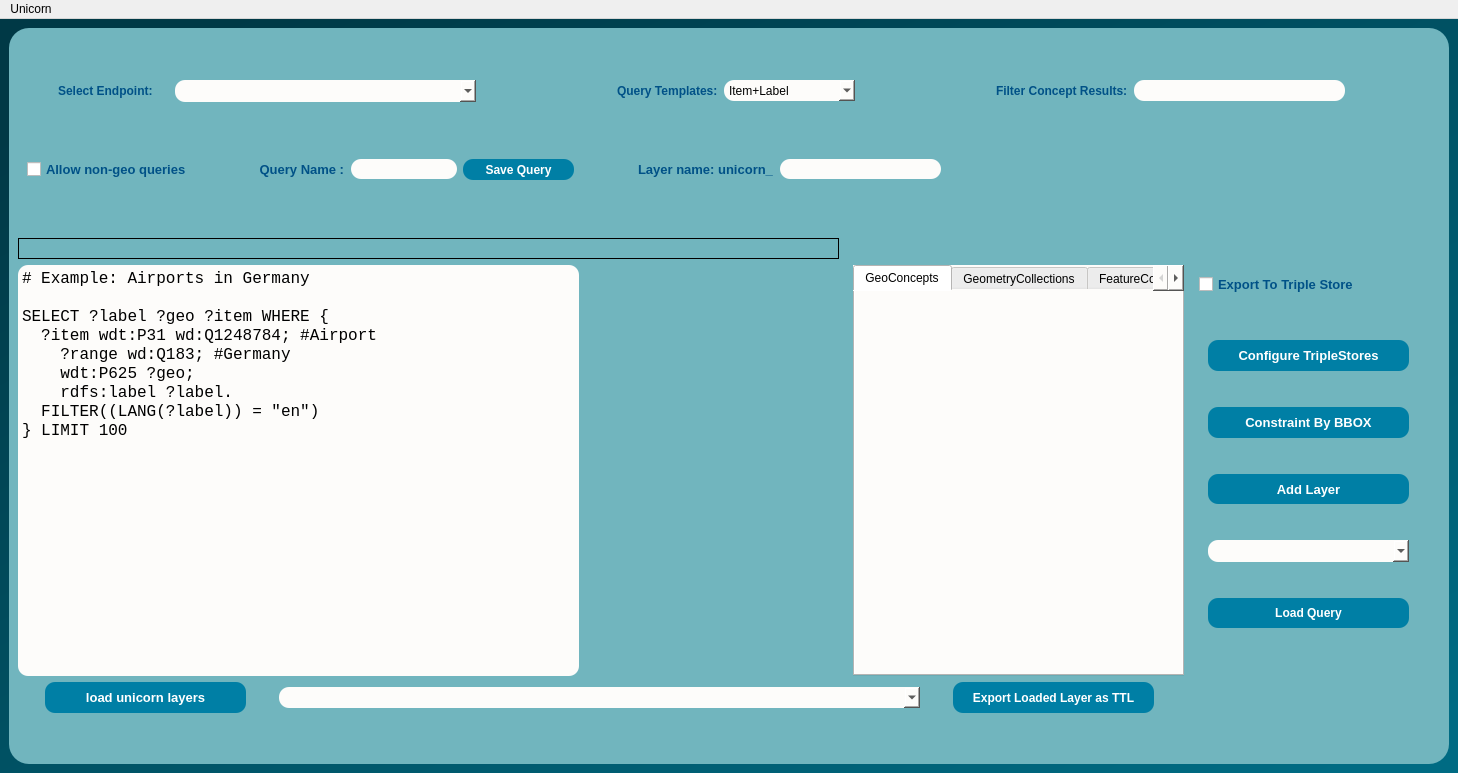
First picture: the form in dialogs/ui/sparql_unicorn_dialog_base.ui, repository sparqlunicorn/sparqlunicornGoesGIS, before the edit.
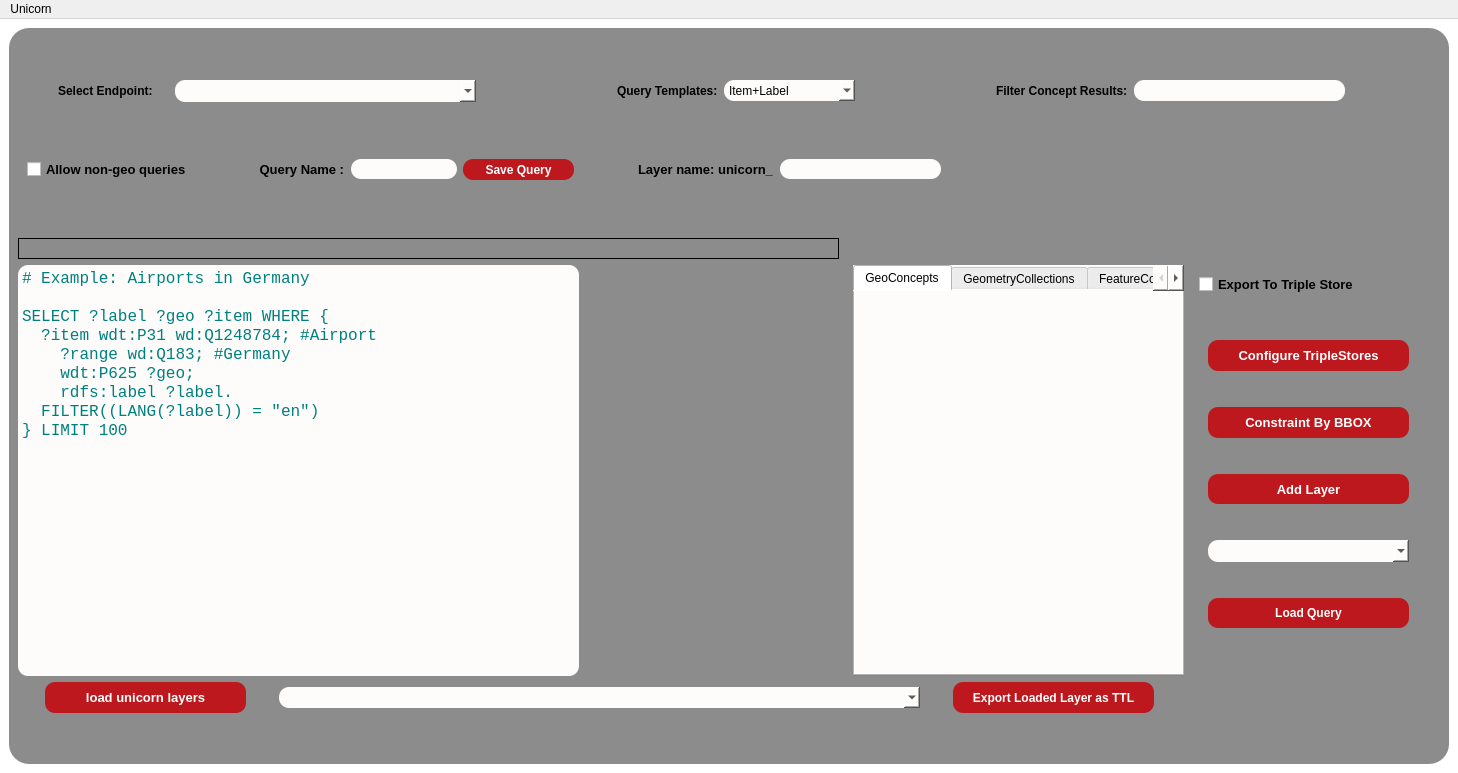
Second picture: the form after the edit.

Patch:
```diff
--- a/dialogs/ui/sparql_unicorn_dialog_base.ui
+++ b/dialogs/ui/sparql_unicorn_dialog_base.ui
@@ -25,17 +25,17 @@
   <widget class="QWidget" name="centralwidget">
    <property name="styleSheet">
     <string notr="true">QObject#centralwidget{
-background-color:qlineargradient(spread:pad, x1:0, y1:0, x2:1, y2:1, stop:0.0795455 rgba(0, 57, 70, 255), stop:0.5625 rgba(0, 85, 104, 255), stop:0.954545 rgba(0, 107, 131, 255));}
-</string>
+	background-color: rgb(255, 255, 255);
+}</string>
    </property>
    <layout class="QGridLayout" name="gridLayout_4">
     <item row="1" column="0">
      <widget class="QFrame" name="query_page_frame">
       <property name="styleSheet">
        <string notr="true">QObject#query_page_frame{
-	background-color:qlineargradient(spread:pad, x1:0, y1:0, x2:1, y2:1, stop:0.0113636 rgba(113, 181, 190, 255));
+background-color: rgb(140, 140, 140);
 	
-border-radius:20px;}
+Border-radius:20px;}
 
 
 
@@ -98,7 +98,7 @@
             </font>
            </property>
            <property name="styleSheet">
-            <string notr="true">color:rgb(0, 81, 135);</string>
+            <string notr="true">color: rgb(0, 0, 0);</string>
            </property>
            <property name="text">
             <string>Select Endpoint:</string>
@@ -184,7 +184,7 @@
             </font>
            </property>
            <property name="styleSheet">
-            <string notr="true">color:rgb(0, 81, 135);</string>
+            <string notr="true">color: rgb(0, 0, 0);</string>
            </property>
            <property name="text">
             <string>Query Templates:</string>
@@ -263,7 +263,7 @@
             </font>
            </property>
            <property name="styleSheet">
-            <string notr="true">color:rgb(0, 81, 135);</string>
+            <string notr="true">color: rgb(0, 0, 0);</string>
            </property>
            <property name="text">
             <string>Filter Concept Results:</string>
@@ -331,7 +331,7 @@
              <cursorShape>PointingHandCursor</cursorShape>
             </property>
             <property name="styleSheet">
-             <string notr="true">color:rgb(0, 81, 135);</string>
+             <string notr="true">color: rgb(0, 0, 0);</string>
             </property>
             <property name="text">
              <string>Allow non-geo queries</string>
@@ -367,7 +367,7 @@
                </font>
               </property>
               <property name="styleSheet">
-               <string notr="true">color:rgb(0, 81, 135);</string>
+               <string notr="true">color: rgb(0, 0, 0);</string>
               </property>
               <property name="text">
                <string> Query Name :</string>
@@ -410,9 +410,10 @@
                <cursorShape>PointingHandCursor</cursorShape>
               </property>
               <property name="styleSheet">
-               <string notr="true">background-color:rgb(0, 127, 165);
+               <string notr="true">background-color:rgb(189, 24, 29);
 border-radius:10px;
-color: rgb(255, 255, 255);</string>
+color: rgb(255, 255, 255);
+</string>
               </property>
               <property name="text">
                <string>Save Query</string>
@@ -447,7 +448,7 @@
                </font>
               </property>
               <property name="styleSheet">
-               <string notr="true">color:rgb(0, 81, 135);</string>
+               <string notr="true">color: rgb(0, 0, 0);</string>
               </property>
               <property name="text">
                <string>Layer name: unicorn_</string>
@@ -539,7 +540,9 @@
            <property name="styleSheet">
             <string notr="true">border-radius:10px;
 
-background-color: rgb(253, 252, 250);</string>
+background-color: rgb(253, 252, 250);
+
+color:rgb(0, 127, 127);</string>
            </property>
            <property name="verticalScrollBarPolicy">
             <enum>Qt::ScrollBarAlwaysOff</enum>
@@ -692,9 +695,10 @@
                </property>
                <property name="styleSheet">
                 <string notr="true">
-background-color:rgb(0, 127, 165);
+background-color:rgb(189, 24, 29);
 border-radius:10px;
-color: rgb(255, 255, 255);</string>
+color: rgb(255, 255, 255);
+</string>
                </property>
                <property name="text">
                 <string>Configure TripleStores</string>
@@ -726,9 +730,10 @@
                 <cursorShape>PointingHandCursor</cursorShape>
                </property>
                <property name="styleSheet">
-                <string notr="true">background-color:rgb(0, 127, 165);
+                <string notr="true">background-color:rgb(189, 24, 29);
 border-radius:10px;
-color: rgb(255, 255, 255);</string>
+color: rgb(255, 255, 255);
+</string>
                </property>
                <property name="text">
                 <string>Add Layer</string>
@@ -760,10 +765,10 @@
                 <cursorShape>PointingHandCursor</cursorShape>
                </property>
                <property name="styleSheet">
-                <string notr="true">
-background-color:rgb(0, 127, 165);
+                <string notr="true">background-color:rgb(189, 24, 29);
 border-radius:10px;
-color: rgb(255, 255, 255);</string>
+color: rgb(255, 255, 255);
+</string>
                </property>
                <property name="text">
                 <string>Constraint By BBOX</string>
@@ -823,9 +828,10 @@
                 <cursorShape>PointingHandCursor</cursorShape>
                </property>
                <property name="styleSheet">
-                <string notr="true">background-color:rgb(0, 127, 165);
+                <string notr="true">background-color:rgb(189, 24, 29);
 border-radius:10px;
-color: rgb(255, 255, 255);</string>
+color: rgb(255, 255, 255);
+</string>
                </property>
                <property name="text">
                 <string>Load Query</string>
@@ -854,7 +860,7 @@
              <cursorShape>PointingHandCursor</cursorShape>
             </property>
             <property name="styleSheet">
-             <string notr="true">color:rgb(0, 81, 135);</string>
+             <string notr="true">color: rgb(0, 0, 0);</string>
             </property>
             <property name="text">
              <string>Export To Triple Store</string>
@@ -910,9 +916,10 @@
             <cursorShape>PointingHandCursor</cursorShape>
            </property>
            <property name="styleSheet">
-            <string notr="true">background-color:rgb(0, 127, 165);
+            <string notr="true">background-color:rgb(189, 24, 29);
 border-radius:10px;
-color: rgb(255, 255, 255);</string>
+color: rgb(255, 255, 255);
+</string>
            </property>
            <property name="text">
             <string>load unicorn layers</string>
@@ -972,9 +979,10 @@
             <cursorShape>PointingHandCursor</cursorShape>
            </property>
            <property name="styleSheet">
-            <string notr="true">background-color:rgb(0, 127, 165);
+            <string notr="true">background-color:rgb(189, 24, 29);
 border-radius:10px;
-color: rgb(255, 255, 255);</string>
+color: rgb(255, 255, 255);
+</string>
            </property>
            <property name="text">
             <string>Export Loaded Layer as TTL</string>
```
